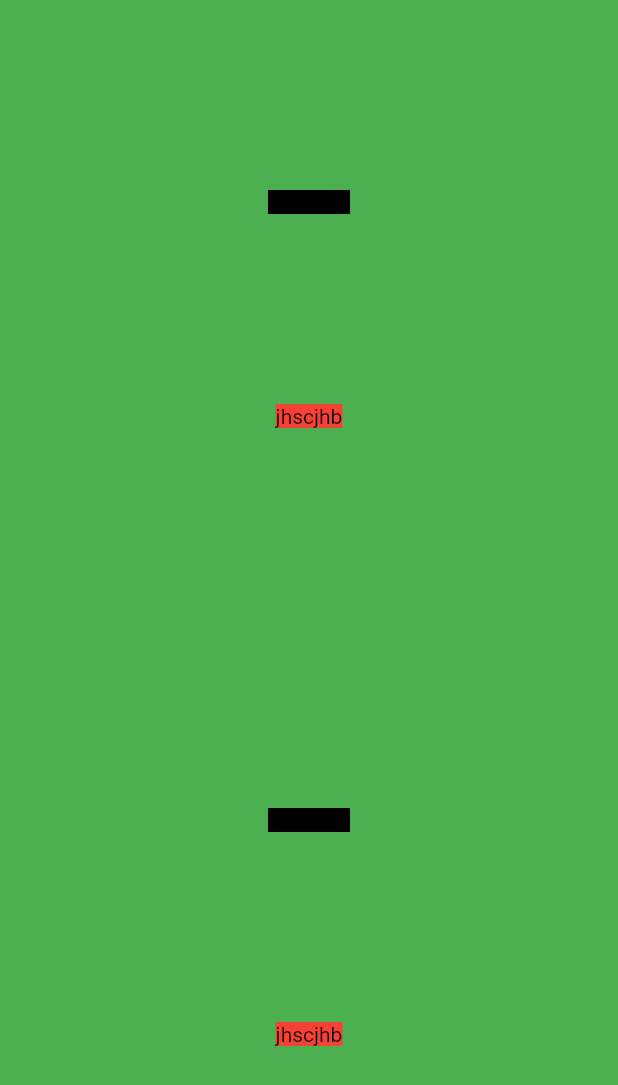
After one commit to junaid140/flutter_course, a Flutter app: the screen it shows after launch, on a phone screen of 412 x 824 dp. The commit adds this screen. Shown: the top 1085 px of the screen. Run offline on Flutter 3.47's test engine with Material 2 defaults, Android fonts, the phone set to English and light mode, and no system bars.

Commit message:
19-12-2022

```diff
--- /dev/null
+++ b/lib/19dec.dart
@@ -0,0 +1,98 @@
+//Alert Dailog,
+//show Dailog,
+//showModalBottomSheet
+//RichText
+
+
+import 'package:flutter/cupertino.dart';
+import 'package:flutter/material.dart';
+
+class DailogBox extends StatefulWidget {
+  const DailogBox({Key? key}) : super(key: key);
+
+  @override
+  State<DailogBox> createState() => _DailogBoxState();
+}
+
+class _DailogBoxState extends State<DailogBox> {
+
+  GlobalKey<ScaffoldState> scaffoldKey = GlobalKey<ScaffoldState>();
+  @override
+  Widget build(BuildContext context) {
+    return Scaffold(
+      key: scaffoldKey,
+      body: Container(
+        width: double.infinity,
+        color: Colors.green,
+        height: MediaQuery.of(context).size.height,
+        child: Column(
+          // crossAxisAlignment: CrossAxisAlignment.center,
+          mainAxisAlignment: MainAxisAlignment.center,
+          children: [
+            Spacer(),
+            Container(color: Colors.black,child: Text("sdvjbshjj"),),
+            Spacer(),
+            Container(color: Colors.red,child: Text("jhscjhb"),),
+            Spacer(flex: 2,),
+            Container(color: Colors.black,child: Text("sdvjbshjj"),),
+            Spacer(),
+            Container(color: Colors.red,child: Text("jhscjhb"),),
+            Spacer(),
+
+
+
+            // ElevatedButton(onPressed: (){
+            //   // showDialog(context: context, builder: (context){
+            //   //   return AlertDialog(
+            //   //   // return CupertinoAlertDialog(
+            //   //     title: Text("Alert Dailog"),
+            //   //     content: Text("Are you want to delete it"),
+            //   //     actions: [
+            //   //       ElevatedButton(onPressed: (){
+            //   //
+            //   //       }, style: ButtonStyle(
+            //   //         backgroundColor: MaterialStateProperty.all(Colors.green)
+            //   //       ),
+            //   //
+            //   //           child: Text("Yes")),
+            //   //       ElevatedButton(onPressed: (){
+            //   //
+            //   //       }, style: ButtonStyle(
+            //   //         backgroundColor: MaterialStateProperty.all(Colors.red)
+            //   //       ),
+            //   //
+            //   //           child: Text("No")),
+            //   //     ],
+            //   //
+            //   //   );
+            //   // });
+            //
+            //   showModalBottomSheet(context: context, builder: (context){
+            //     return Card(
+            //         child: Container(child: Text("Hello Bottom sheet"),));
+            //   });
+            // },
+            //     child: Text("Press it",)),
+            //
+            // RichText(text:TextSpan(
+            //   children: [
+            //     TextSpan(text:"Hello",
+            //       style: TextStyle(fontSize: 18,color: Colors.red)
+            //     ),
+            //     TextSpan(text:"Hello",
+            //       style: TextStyle(fontSize: 14,color: Colors.green)
+            //     ),
+            //   ]
+            // ),
+
+
+
+            // )
+
+          ],
+        ),
+      ),
+
+    );
+  }
+}
--- a/lib/main.dart
+++ b/lib/main.dart
@@ -1,6 +1,7 @@
 import 'package:flutter/material.dart';
 import 'package:flutter_course/tab_bar_lecture.dart';
 
+import '19dec.dart';
 import 'buttons_lecture.dart';
 import 'form_widgets.dart';
 
@@ -20,7 +21,7 @@ class MyApp extends StatelessWidget {
       theme: ThemeData(
         primarySwatch: Colors.blue,
       ),
-      home:  FormWidget(),
+      home:  DailogBox(),
     );
   }
 }
```
